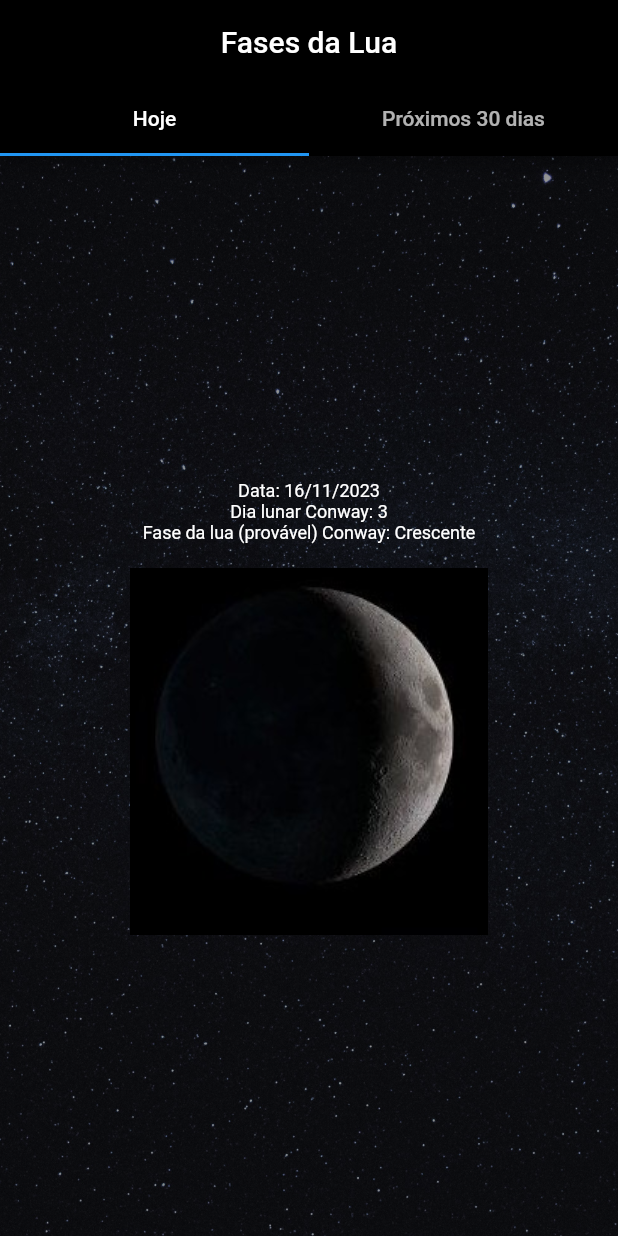
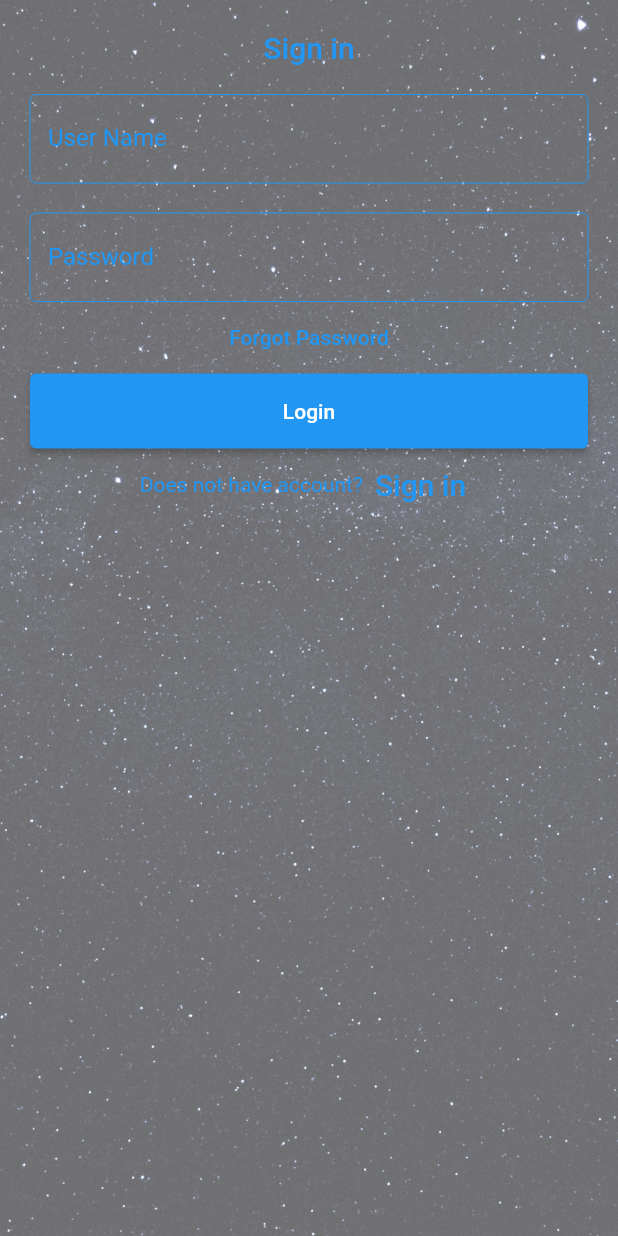
Before and after one commit to sabrinaserique/moon_phase_project, a Flutter app: the screen it shows after launch, on a phone screen of 412 x 824 dp. Run offline on Flutter 3.47's test engine with Material 2 defaults, Android fonts, the light colour scheme and no system bars.

Commit message:
Login Page

```diff
--- a/lib/main.dart
+++ b/lib/main.dart
@@ -1,8 +1,6 @@
 import 'package:flutter/material.dart';
-import 'package:moon_phase_project/views/moonPhaseTodayPage.dart';
-import 'package:moon_phase_project/views/moonPhasesPage.dart';
-import 'models/Moon.dart';
-import 'models/MoonPhase.dart';
+import 'package:moon_phase_project/views/homePage.dart';
+import 'package:moon_phase_project/views/loginPage.dart';
 
 void main() {
   runApp(const MyApp());
@@ -13,153 +11,9 @@ class MyApp extends StatelessWidget {
 
   @override
   Widget build(BuildContext context) {
-    return MaterialApp(
+    return const MaterialApp(
       debugShowCheckedModeBanner: false,
-      home: DefaultTabController(
-        length: 2,
-        child: Scaffold(
-          appBar: AppBar(
-            backgroundColor: Colors.black,
-            centerTitle: true,
-            bottom: const TabBar(
-              tabs: [
-                Tab(text: 'Hoje'),
-                Tab(text: 'Próximos 30 dias'),
-              ],
-            ),
-            title: const Text('Fases da Lua'),
-          ),
-          body: TabBarView(
-            children: [
-              MoonPhaseTodayPage(moonPhase: printLunarTodayAnalysis()),
-              MoonPhasesPage(moonPhases: printLunarAnalysis()),
-            ],
-          ),
-        ),
-      ),
+      home: LoginPage(),
     );
   }
 }
-
-const int synodicPeriod = 2551442877; //29.530588854 days
-
-var knownLuaNova = DateTime.parse("1970-01-07T00:00:00.000Z");
-
-int getLunarDay(DateTime dia) {
-  Duration diff = dia.difference(knownLuaNova); // Diferença em milliseconds
-  final lunarDay =
-      Duration(milliseconds: diff.inMilliseconds % synodicPeriod).inDays;
-  return lunarDay;
-}
-
-Moon getMoonPhaseConway(int lunarDay) {
-  if (lunarDay <= 28) {
-    if (lunarDay >= 24) {
-      return Moon(fase_lua: 'Minguante', imagem: 'assets/images/minguante.jpg');
-    }
-    if (lunarDay >= 22) {
-      return Moon(
-          fase_lua: 'Quarto Minguante',
-          imagem: 'assets/images/quartoMinguante.jpg');
-    }
-    if (lunarDay >= 17) {
-      return Moon(
-          fase_lua: 'Minguante Gibosa',
-          imagem: 'assets/images/minguanteGibosa.jpg');
-    }
-    if (lunarDay >= 14) {
-      return Moon(fase_lua: 'Lua Cheia', imagem: 'assets/images/luaCheia.jpg');
-    }
-    if (lunarDay >= 9) {
-      return Moon(
-          fase_lua: 'Crescente Gibosa',
-          imagem: 'assets/images/crescenteGibosa.jpg');
-    }
-    if (lunarDay >= 7) {
-      return Moon(
-          fase_lua: 'Quarto Crescente',
-          imagem: 'assets/images/quartoCrescente.jpg');
-    }
-    if (lunarDay >= 2) {
-      return Moon(fase_lua: 'Crescente', imagem: 'assets/images/crescente.jpg');
-    }
-  }
-  return Moon(
-      fase_lua: 'Lua Nova', imagem: 'assets/images/luaNova.jpg'); //0,1,29
-}
-
-int getLunarDayConway(DateTime ldt) {
-  int year = ldt.year;
-  int month = ldt.month;
-  int day = ldt.day;
-
-  if (year < 1900 || year >= 2100)
-    throw Exception("Date must be greater than 1900 and less than 2100");
-
-  double centS = -4.0;
-  if (year > 2000) {
-    centS = -8.3;
-  }
-  double lastTwoDigits = year % 100.0;
-  double vl = lastTwoDigits % 19;
-  if (vl > 9) {
-    vl -= 19.0;
-  }
-  vl *= 11.0;
-  vl %= 30;
-  vl += centS;
-
-  vl += month + day;
-  if (month < 3) {
-    vl += 2;
-  }
-
-  vl = vl % 30;
-  return ((vl < 0) ? vl + 30 : vl).round();
-}
-
-List<MoonPhase> printLunarAnalysis() {
-  DateTime now = DateTime.now();
-  DateTime endDate = now.add(const Duration(days: 30));
-  Moon luaFase;
-  int lunarDayConway;
-  List<MoonPhase> list = [];
-  MoonPhase lua;
-
-  DateTime dia = now;
-  dia = dia.add(Duration(days: 1));
-
-  while (dia.isBefore(endDate)) {
-    lunarDayConway = getLunarDayConway(dia);
-    luaFase = getMoonPhaseConway(lunarDayConway);
-
-    lua = MoonPhase(
-        fase_lua: luaFase.fase_lua,
-        data: dia,
-        diaLunarConway: lunarDayConway,
-        imagem: luaFase.imagem);
-
-    list.add(lua);
-
-    dia = dia.add(Duration(days: 1));
-  }
-
-  return list;
-}
-
-MoonPhase printLunarTodayAnalysis() {
-  DateTime now = DateTime.now();
-  int lunarDayConway;
-
-  DateTime dia = now;
-
-  lunarDayConway = getLunarDayConway(dia);
-  Moon lua = getMoonPhaseConway(lunarDayConway);
-  MoonPhase luaFase = MoonPhase(
-      fase_lua: lua.fase_lua,
-      data: dia,
-      diaLunarConway: lunarDayConway,
-      imagem: lua.imagem);
-
-  return luaFase;
-}
--- /dev/null
+++ b/lib/views/loginPage.dart
@@ -0,0 +1,123 @@
+import 'package:flutter/material.dart';
+import 'package:moon_phase_project/views/homePage.dart';
+
+class LoginPage extends StatefulWidget {
+  const LoginPage({Key? key}) : super(key: key);
+
+  @override
+  State<LoginPage> createState() => _LoginPageState();
+}
+
+class _LoginPageState extends State<LoginPage> {
+  TextEditingController nameController = TextEditingController();
+  TextEditingController passwordController = TextEditingController();
+
+  @override
+  Widget build(BuildContext context) {
+    return Scaffold(
+      body: Container(
+        decoration: const BoxDecoration(
+          image: DecorationImage(
+            image: AssetImage('assets/images/sky.jpg'),
+            fit: BoxFit.cover,
+            opacity: 0.6,
+          ),
+        ),
+        child: Padding(
+          padding: const EdgeInsets.all(10),
+          child: ListView(
+            children: <Widget>[
+              Container(
+                  alignment: Alignment.center,
+                  padding: const EdgeInsets.all(10),
+                  child: const Text(
+                    'Sign in',
+                    style: TextStyle(
+                        color: Colors.blue,
+                        fontWeight: FontWeight.w500,
+                        fontSize: 20),
+                  )
+              ),
+              Container(
+                padding: const EdgeInsets.all(10),
+                child: TextField(
+                  cursorColor: Colors.blue,
+                  style: TextStyle(color: Colors.blue),
+                  controller: nameController,
+                  decoration: const InputDecoration(
+                    enabledBorder: const OutlineInputBorder(
+                      borderSide:
+                          const BorderSide(color: Colors.blue, width: 0.0),
+                    ),
+                    labelText: 'User Name',
+                    labelStyle: TextStyle(
+                      color: Colors.blue,
+                    ),
+                  ),
+                ),
+              ),
+              Container(
+                padding: const EdgeInsets.fromLTRB(10, 10, 10, 0),
+                child: TextField(
+                  obscureText: true,
+                  style: TextStyle(color: Colors.blue),
+                  cursorColor: Colors.blue,
+                  controller: passwordController,
+                  decoration: const InputDecoration(
+                    enabledBorder: const OutlineInputBorder(
+                      borderSide:
+                          const BorderSide(color: Colors.blue, width: 0.0),
+                    ),
+                    labelText: 'Password',
+                    labelStyle: TextStyle(
+                      color: Colors.blue,
+                    ),
+                  ),
+                ),
+              ),
+              TextButton(
+                onPressed: () {
+                  //forgot password screen
+                },
+                child: const Text(
+                  'Forgot Password',
+                ),
+              ),
+              Container(
+                  height: 50,
+                  padding: const EdgeInsets.fromLTRB(10, 0, 10, 0),
+                  child: ElevatedButton(
+                    child: const Text('Login'),
+                    onPressed: () {
+                      Navigator.push(
+                        context,
+                        MaterialPageRoute(
+                            builder: (context) => const HomePage()),
+                      );
+                    },
+                  )),
+              Row(
+                  mainAxisAlignment: MainAxisAlignment.center,
+                  children: <Widget>[
+                    const Text(
+                      'Does not have account?',
+                      style: TextStyle(
+                          color: Colors.blue),
+                    ),
+                    TextButton(
+                      child: const Text(
+                        'Sign in',
+                        style: TextStyle(fontSize: 20),
+                      ),
+                      onPressed: () {
+                        //signup screen
+                      },
+                    )
+                  ]),
+            ],
+          ),
+        ),
+      ),
+    );
+  }
+}
```
Also changed, not shown: lib/views/homePage.dart (added, +159 -0 lines).
